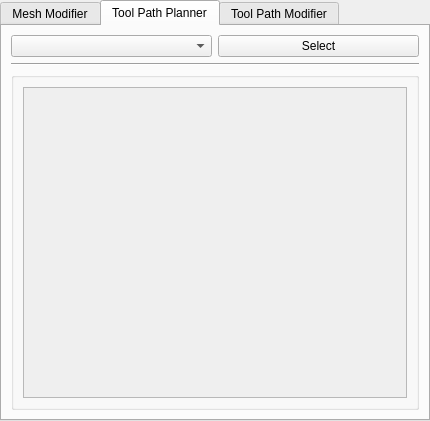
Before: the Qt Designer form noether_gui/ui/tpp_pipeline_widget.ui in ros-industrial/noether, drawn with Qt 5.
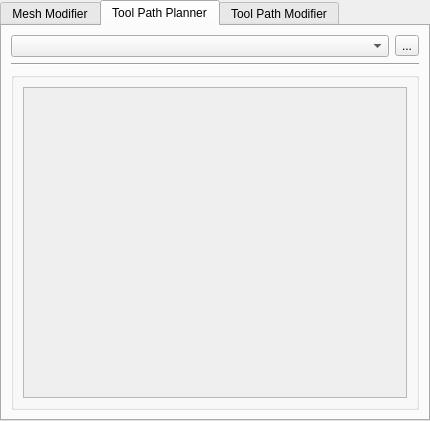
After: the same form once the commit is applied. Icons and pictures are not drawn.

Commit message: Replaced button with tool button

```diff
--- a/noether_gui/ui/tpp_pipeline_widget.ui
+++ b/noether_gui/ui/tpp_pipeline_widget.ui
@@ -56,9 +56,12 @@
           <widget class="QComboBox" name="combo_box_tpp"/>
          </item>
          <item>
-          <widget class="QPushButton" name="push_button_select_tpp">
+          <widget class="QToolButton" name="tool_button_select_tpp">
            <property name="text">
-            <string>Select</string>
+            <string>...</string>
+           </property>
+           <property name="icon">
+            <iconset theme="list-add"/>
            </property>
           </widget>
          </item>
```
The commit also changes 3 other files.
